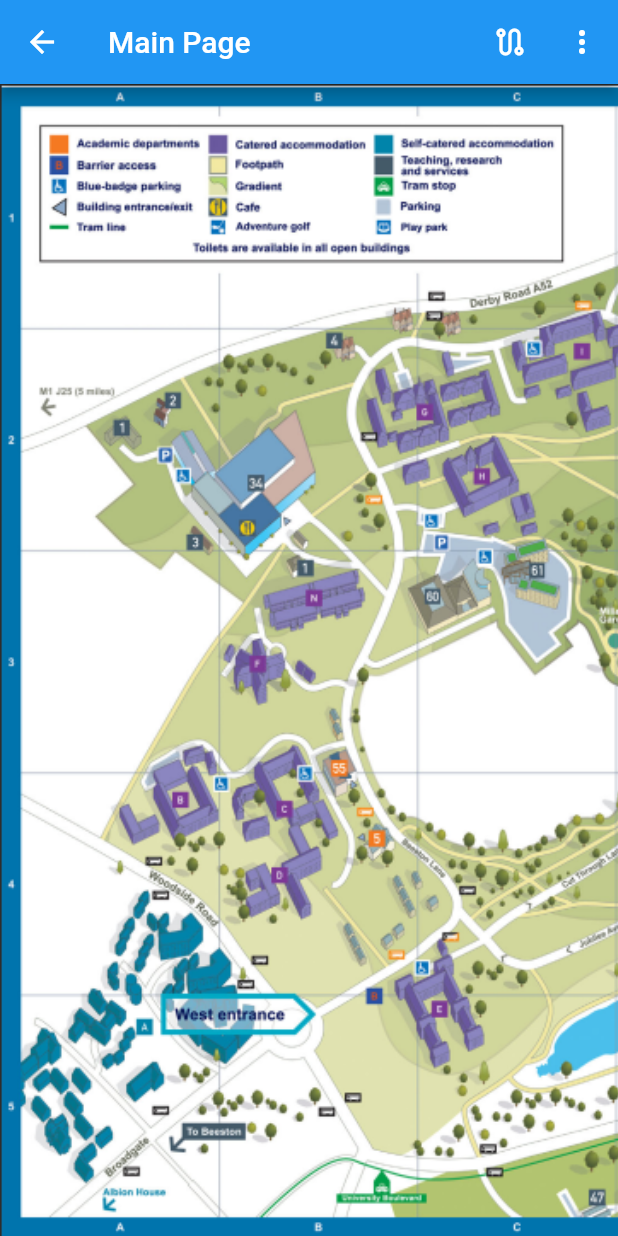
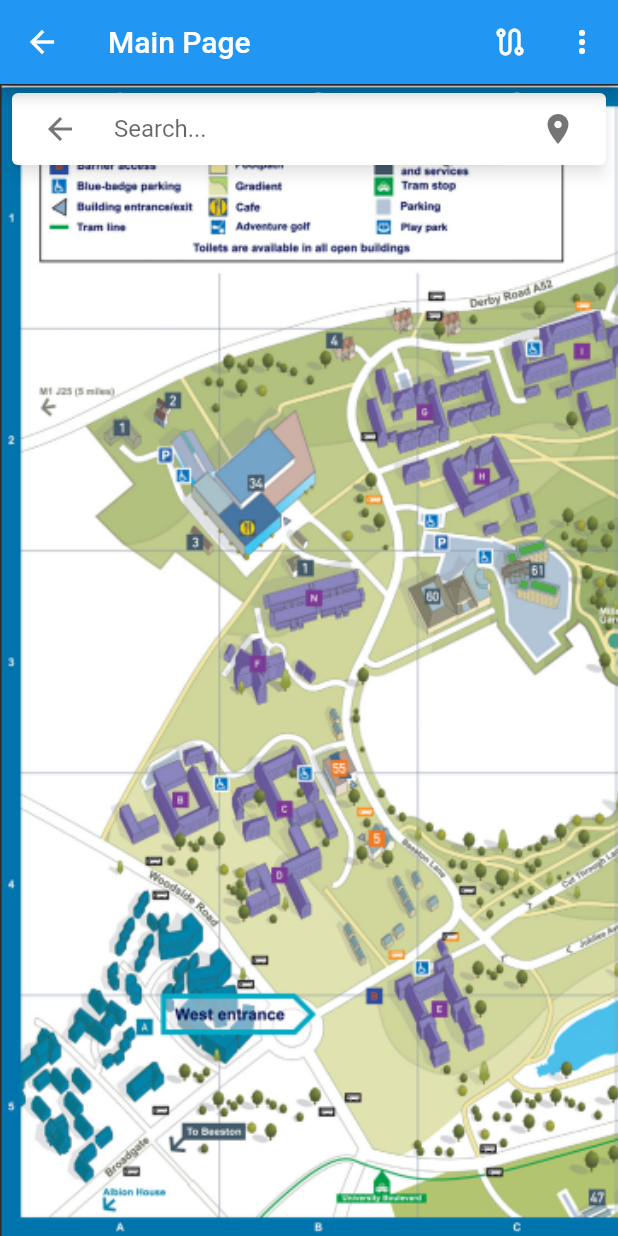
Before and after one commit to eeyla2/Final_year_projectt, a Flutter app: the MainView screen opened by its route, on a phone screen of 412 x 824 dp. Run offline on Flutter 3.47's test engine with Material 2 defaults, Android fonts, the phone set to English and light mode, and no system bars; drawn by our look-alikes of material_floating_search_bar; our stand-ins replace cloud_firestore, connectivity_plus, firebase_auth, firebase_core, flutter_spinkit, location and 1 more; missing offline and left inert: directed_graph; accounts and stored records are empty; network calls fail.

Commit message:
searchbar working

```diff
--- a/lib/main.dart
+++ b/lib/main.dart
@@ -63,8 +63,7 @@ class HomePage extends StatelessWidget {
             if (user != null) {
               if (user.isEmailVerified) {
                 //if user has been entered and email is verified return mainview
-                return const //MainView();
-                    NewMapsView();
+                return const MainView();
               } else {
                 //if not show the verifyemailview page
                 return const VerifyEmailView();
--- a/lib/views/Login_view.dart
+++ b/lib/views/Login_view.dart
@@ -92,8 +92,8 @@ class _LoginViewState extends State<LoginView> {
                   //user email verified
                   //SchedulerBinding.instance.addPostFrameCallback((_) {
                   Navigator.of(context).pushNamedAndRemoveUntil(
-                    newMapsRoute,
-                    //mapsRoute,
+                    //newMapsRoute,
+                    mapsRoute,
                     (route) => false,
                   );
                   //});
--- a/lib/views/maps/maps_view.dart
+++ b/lib/views/maps/maps_view.dart
@@ -142,18 +142,27 @@ class _MainViewState extends State<MainView> {
                   switch (snapshot.connectionState) {
                     case ConnectionState.waiting:
                     case ConnectionState.active:
-                      return SingleChildScrollView(
+                      return Stack(
+                        children: <Widget>[
+                          SingleChildScrollView(
                             scrollDirection: Axis.horizontal,
                             //scroll widget
-                        child:  SizedBox(
-                                  height:
-                                      MediaQuery.of(context).size.height * 1,
+                            child: SizedBox(
+                              height: MediaQuery.of(context).size.height * 1,
                               child: Image.asset(
                                 //loads an image on to the app
                                 'images/map.png',
                                 fit: BoxFit.cover,
                               ),
                             ),
+                          ),
+                          SizedBox(
+                            width: 500,
+                            height: 60,
+                            //color: Colors.green,
+                            child: buildFloatingSearchBar(context),
+                          ),
+                        ],
                       );
 
                     default:
@@ -171,31 +180,31 @@ class _MainViewState extends State<MainView> {
   }
 }
 
-//Widget searchBarUI() {
+// Widget searchBarUI(BuildContext context) {
 
 //  final isPortrait = MediaQuery.of(context).orientation = Orientation.portrait;
 
-//return FloatingSearchBar(
+// return FloatingSearchBar(
 //  hint: 'Searching.....',
-//openAxisAlignment: 0.0,
-//maxwidth: 600,
+// openAxisAlignment: 0.0,
+// maxwidth: 600,
 // axisalignment: 0.0,
 // scrollPadding: const EdgeInsets.only(top: 16, bottom: 20),
-//elevation: 4.0,
-//onQueryChanged: (query) {},
-//showDrawerHamburger: false,
-//transitionCurve: Curves.easeInOut,
-//transitionDuration: const Duration(milliseconds: 500),
-//transition: CircularFloatingSearchBarTransition(),
-//debounceDelay: const Duration(milliseconds: 500),
-//actions: const [
+// elevation: 4.0,
+// onQueryChanged: (query) {},
+// showDrawerHamburger: false,
+// transitionCurve: Curves.easeInOut,
+// transitionDuration: const Duration(milliseconds: 500),
+// transition: CircularFloatingSearchBarTransition(),
+// debounceDelay: const Duration(milliseconds: 500),
+// actions: const [
 // FloatingSearchBarAction(
 //  showIfClosed: false,
-//child: CircularButton(icon: null, onPressed: null),
-//),
-//],
-//builder: (BuildContext context, Animation<double> transition) {  },);
-//}
+// child: CircularButton(icon: null, onPressed: null),
+// ),
+// ],
+// builder: (BuildContext context, Animation<double> transition) {  },);
+// }
 
 const spinkit1 = SpinKitSpinningLines(
   color: Colors.black,
```
Lines whose indentation alone changed are shown as unchanged.
